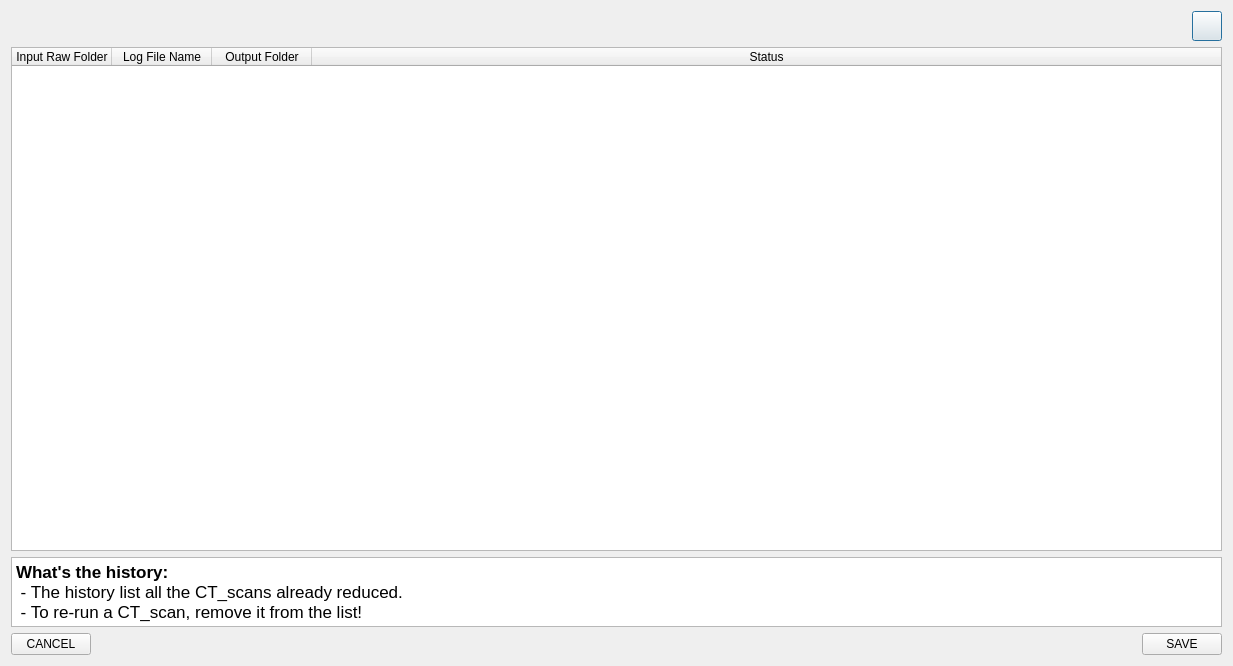
Qt form rockit_autoreconstruction_ui/ui/history.ui (ornlneutronimaging/rockit_autoreconstruction_ui) before a commit.
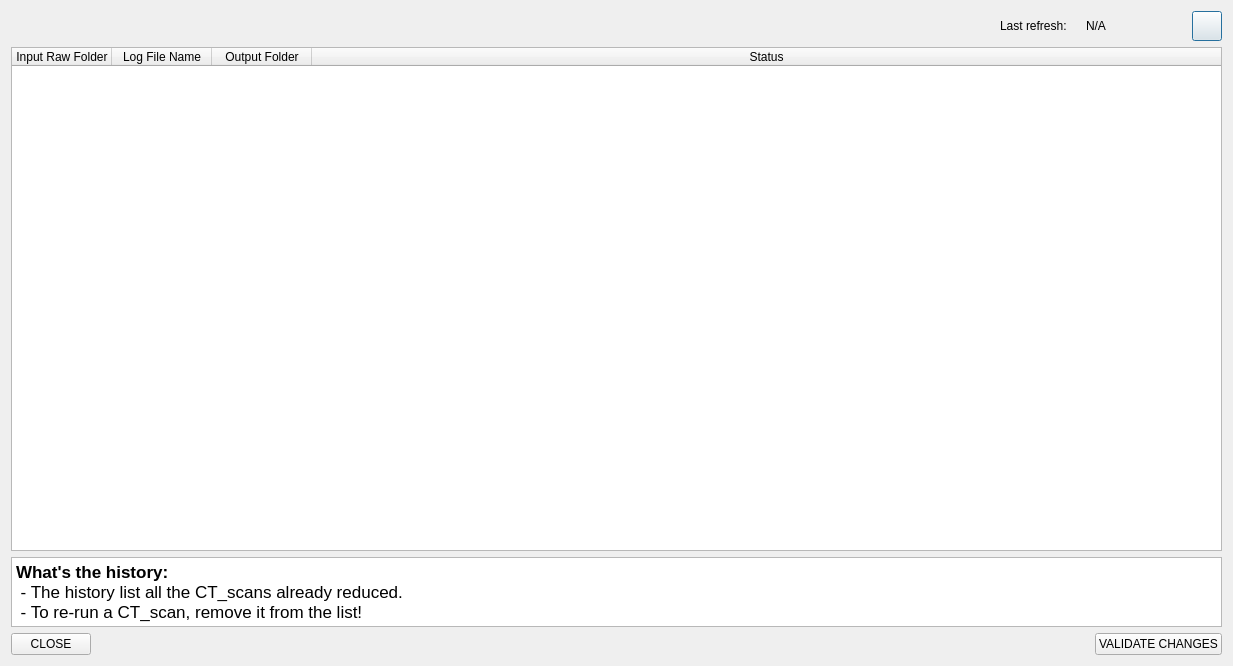
The same form after that commit.

Commit message: display last refresh time. this refs #24

Patch:
```diff
--- a/rockit_autoreconstruction_ui/ui/history.ui
+++ b/rockit_autoreconstruction_ui/ui/history.ui
@@ -63,6 +63,44 @@
        </property>
       </widget>
      </item>
+     <item>
+      <widget class="QLabel" name="label">
+       <property name="minimumSize">
+        <size>
+         <width>80</width>
+         <height>0</height>
+        </size>
+       </property>
+       <property name="maximumSize">
+        <size>
+         <width>80</width>
+         <height>16777215</height>
+        </size>
+       </property>
+       <property name="text">
+        <string>Last refresh:</string>
+       </property>
+      </widget>
+     </item>
+     <item>
+      <widget class="QLabel" name="last_refresh_label">
+       <property name="minimumSize">
+        <size>
+         <width>100</width>
+         <height>0</height>
+        </size>
+       </property>
+       <property name="maximumSize">
+        <size>
+         <width>100</width>
+         <height>16777215</height>
+        </size>
+       </property>
+       <property name="text">
+        <string>N/A</string>
+       </property>
+      </widget>
+     </item>
      <item>
       <widget class="QPushButton" name="refresh_button">
        <property name="minimumSize">
@@ -153,7 +191,7 @@
      <item>
       <widget class="QPushButton" name="cancel_pushButton">
        <property name="text">
-        <string>CANCEL</string>
+        <string>CLOSE</string>
        </property>
       </widget>
      </item>
@@ -173,7 +211,7 @@
      <item>
       <widget class="QPushButton" name="ok_pushButton">
        <property name="text">
-        <string>SAVE</string>
+        <string>VALIDATE CHANGES</string>
        </property>
       </widget>
      </item>
```
Left out of the diff: 12 changed lines with no effect on the pictures. The commit also changes 1 other file.
